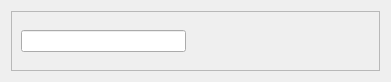
Old version of the form src/editor/notifications/block/BlockNotification.ui in the repository ylliac/qcircuit.
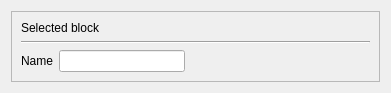
New version of the form. Icons and pictures are not drawn.

Commit message: Maj des notifications

```diff
--- a/src/editor/notifications/block/BlockNotification.ui
+++ b/src/editor/notifications/block/BlockNotification.ui
@@ -22,15 +22,8 @@
      <property name="frameShadow">
       <enum>QFrame::Raised</enum>
      </property>
-     <layout class="QHBoxLayout" name="horizontalLayout">
-      <item>
-       <widget class="QLineEdit" name="editName">
-        <property name="readOnly">
-         <bool>true</bool>
-        </property>
-       </widget>
-      </item>
-      <item>
+     <layout class="QGridLayout" name="gridLayout_2">
+      <item row="2" column="4">
        <widget class="QPushButton" name="buttonEdit">
         <property name="cursor">
          <cursorShape>PointingHandCursor</cursorShape>
@@ -50,7 +43,7 @@
         </property>
        </widget>
       </item>
-      <item>
+      <item row="2" column="5">
        <widget class="QPushButton" name="buttonValidate">
         <property name="cursor">
          <cursorShape>PointingHandCursor</cursorShape>
@@ -70,7 +63,7 @@
         </property>
        </widget>
       </item>
-      <item>
+      <item row="2" column="6">
        <widget class="QPushButton" name="buttonCancel">
         <property name="cursor">
          <cursorShape>PointingHandCursor</cursorShape>
@@ -90,7 +83,7 @@
         </property>
        </widget>
       </item>
-      <item>
+      <item row="2" column="7">
        <widget class="QPushButton" name="buttonDelete">
         <property name="cursor">
          <cursorShape>PointingHandCursor</cursorShape>
@@ -110,6 +103,40 @@
         </property>
        </widget>
       </item>
+      <item row="1" column="0" colspan="8">
+       <widget class="Line" name="line">
+        <property name="orientation">
+         <enum>Qt::Horizontal</enum>
+        </property>
+       </widget>
+      </item>
+      <item row="0" column="0" colspan="3">
+       <widget class="QLabel" name="title">
+        <property name="text">
+         <string>Selected block</string>
+        </property>
+       </widget>
+      </item>
+      <item row="2" column="1" colspan="3">
+       <widget class="QLineEdit" name="editName">
+        <property name="readOnly">
+         <bool>true</bool>
+        </property>
+       </widget>
+      </item>
+      <item row="2" column="0">
+       <widget class="QLabel" name="labelName">
+        <property name="sizePolicy">
+         <sizepolicy hsizetype="Maximum" vsizetype="Preferred">
+          <horstretch>0</horstretch>
+          <verstretch>0</verstretch>
+         </sizepolicy>
+        </property>
+        <property name="text">
+         <string>Name</string>
+        </property>
+       </widget>
+      </item>
      </layout>
     </widget>
    </item>
```
The commit also changes 14 other files.
